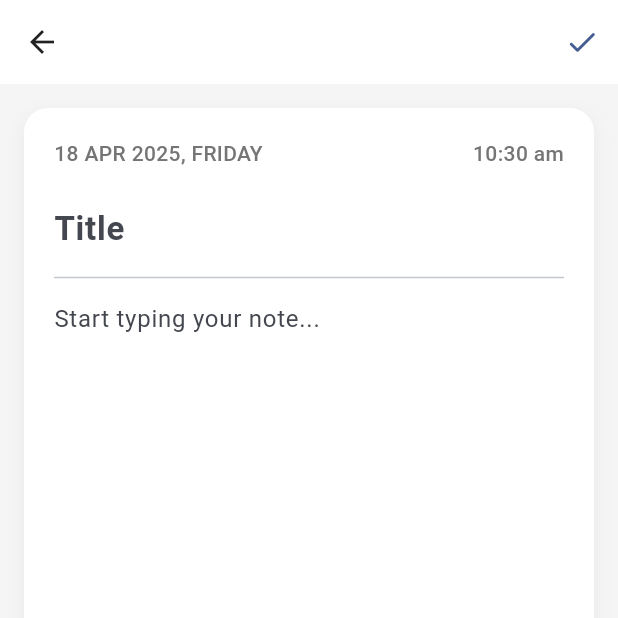
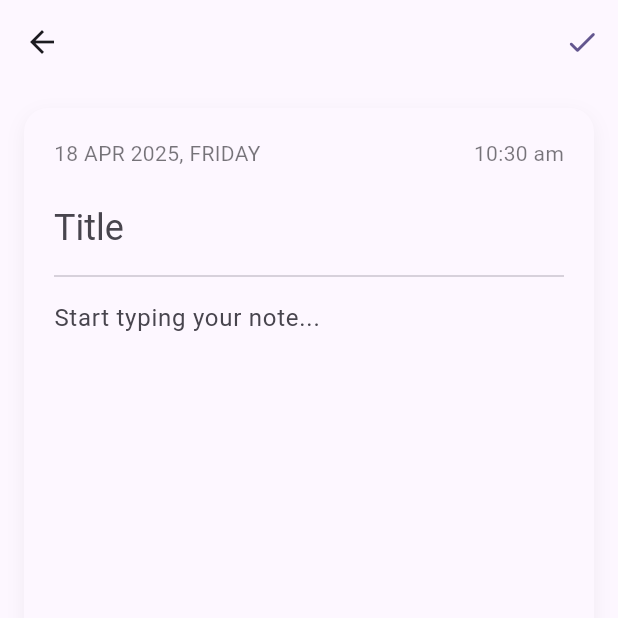
Before and after one commit to sanashajiya/Drive-Notes, a Flutter app: the CreateNoteScreen screen opened by its route, on a phone screen of 412 x 824 dp, the top half of it. Run offline on Flutter 3.47's test engine with Material 3 defaults, Android fonts, the phone set to English and light mode, and no system bars; our stand-ins replace dio, flutter_riverpod, flutter_secure_storage, go_router, google_sign_in, googleapis_auth and 2 more; missing offline and left inert: googleapis; accounts and stored records are empty; Roboto replaces fonts that are missing (Montserrat).

Commit message:
Add Themes

```diff
--- a/lib/screens/create_note_screen.dart
+++ b/lib/screens/create_note_screen.dart
@@ -42,25 +42,27 @@ class _CreateNoteScreenState extends ConsumerState<CreateNoteScreen> {
 
   @override
   Widget build(BuildContext context) {
+    final theme = Theme.of(context);
+    final isDark = theme.brightness == Brightness.dark;
     final now = DateTime.now();
     final weekday = _formatWeekday(now);
     final date = _formatDate(now);
     final time = _formatTime(now);
 
     return Scaffold(
-      backgroundColor: Colors.grey[100],
+      backgroundColor: theme.colorScheme.background,
       appBar: AppBar(
-        backgroundColor: Colors.white,
-        surfaceTintColor: Colors.white,
+        backgroundColor: theme.colorScheme.surface,
+        surfaceTintColor: theme.colorScheme.surface,
         elevation: 1,
-        foregroundColor: Colors.black87,
+        foregroundColor: theme.colorScheme.onSurface,
         leading: const BackButton(),
         actions: [
           IconButton(
             key: const Key('saveButton'),
             icon: const Icon(Icons.check_rounded),
             onPressed: _isSaving ? null : _saveNote,
-            color: Theme.of(context).primaryColor,
+            color: theme.colorScheme.primary,
           ),
         ],
       ),
@@ -68,14 +70,15 @@ class _CreateNoteScreenState extends ConsumerState<CreateNoteScreen> {
         margin: const EdgeInsets.all(16),
         padding: const EdgeInsets.all(20),
         decoration: BoxDecoration(
-          color: Colors.white,
+          color: theme.colorScheme.surface,
           borderRadius: BorderRadius.circular(16),
           boxShadow: [
-            BoxShadow(
-              color: Colors.black.withOpacity(0.05),
-              blurRadius: 10,
-              offset: const Offset(0, 4),
-            ),
+            if (!isDark)
+              BoxShadow(
+                color: Colors.black.withOpacity(0.05),
+                blurRadius: 10,
+                offset: const Offset(0, 4),
+              ),
           ],
         ),
         child: Column(
@@ -87,11 +90,11 @@ class _CreateNoteScreenState extends ConsumerState<CreateNoteScreen> {
               children: [
                 Text(
                   '$date, $weekday',
-                  style: TextStyle(fontSize: 14, fontWeight: FontWeight.w500, color: Colors.grey[600]),
+                  style: theme.textTheme.bodyMedium?.copyWith(color: theme.colorScheme.onSurface.withOpacity(0.6)),
                 ),
                 Text(
                   time,
-                  style: TextStyle(fontSize: 14, fontWeight: FontWeight.w500, color: Colors.grey[600]),
+                  style: theme.textTheme.bodyMedium?.copyWith(color: theme.colorScheme.onSurface.withOpacity(0.6)),
                 ),
               ],
             ),
@@ -101,7 +104,7 @@ class _CreateNoteScreenState extends ConsumerState<CreateNoteScreen> {
             TextField(
               key: const Key('titleField'),
               controller: _titleController,
-              style: const TextStyle(fontSize: 22, fontWeight: FontWeight.w600),
+              style: theme.textTheme.headlineSmall,
               decoration: const InputDecoration(
                 hintText: 'Title',
                 border: InputBorder.none,
@@ -118,7 +121,7 @@ class _CreateNoteScreenState extends ConsumerState<CreateNoteScreen> {
                 maxLines: null,
                 expands: true,
                 keyboardType: TextInputType.multiline,
-                style: const TextStyle(fontSize: 16, height: 1.5),
+                style: theme.textTheme.bodyLarge?.copyWith(height: 1.5),
                 decoration: const InputDecoration(
                   hintText: 'Start typing your note...',
                   border: InputBorder.none,
--- a/lib/screens/widgets/note_tile.dart
+++ b/lib/screens/widgets/note_tile.dart
@@ -18,7 +18,7 @@ class NoteTile extends ConsumerWidget {
     return Card(
       margin: const EdgeInsets.symmetric(horizontal: 12, vertical: 6),
       child: ListTile(
-        leading: const Icon(Icons.description, color: Colors.blueAccent),
+        leading: const Icon(Icons.description, color: Color.fromARGB(255, 152, 110, 230)),
         title: Text(
           file.name.endsWith('.txt')
               ? file.name.replaceAll(RegExp(r'\.txt$'), '')
```
Also changed, not shown: lib/main.dart (+40 -32 lines), lib/screens/edit_note_screen.dart (+8 -6 lines), 4 other files.
